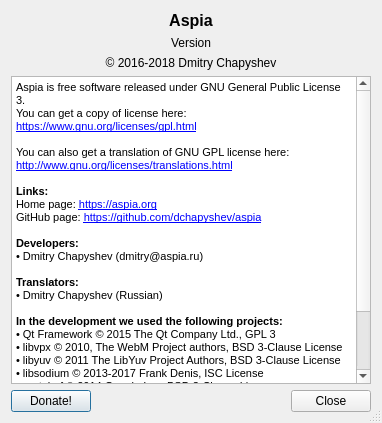
The window that source/console/about_dialog.ui (dchapyshev/aspia) describes before a commit, drawn with Qt 5.
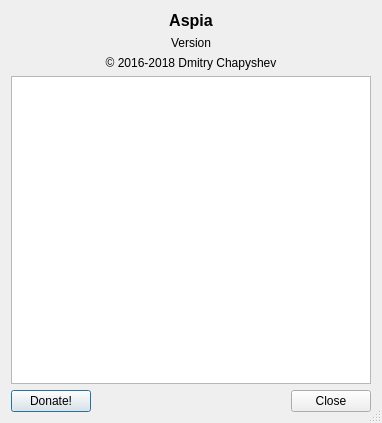
The same window after the commit. Icons and pictures are not drawn.

Commit message: - Remove HTML from translations.

Patch:
```diff
--- a/source/console/about_dialog.ui
+++ b/source/console/about_dialog.ui
@@ -57,36 +57,14 @@
    <item>
     <widget class="QTextEdit" name="text_edit">
      <property name="html">
-      <string>&lt;!DOCTYPE HTML PUBLIC &quot;-//W3C//DTD HTML 4.0//EN&quot; &quot;http://www.w3.org/TR/REC-html40/strict.dtd&quot;&gt;
+      <string notr="true">&lt;!DOCTYPE HTML PUBLIC &quot;-//W3C//DTD HTML 4.0//EN&quot; &quot;http://www.w3.org/TR/REC-html40/strict.dtd&quot;&gt;
 &lt;html&gt;&lt;head&gt;&lt;meta name=&quot;qrichtext&quot; content=&quot;1&quot; /&gt;&lt;style type=&quot;text/css&quot;&gt;
 p, li { white-space: pre-wrap; }
 &lt;/style&gt;&lt;/head&gt;&lt;body style=&quot; font-family:'MS Shell Dlg 2'; font-size:8.25pt; font-weight:400; font-style:normal;&quot;&gt;
-&lt;p style=&quot; margin-top:0px; margin-bottom:0px; margin-left:0px; margin-right:0px; -qt-block-indent:0; text-indent:0px;&quot;&gt;Aspia is free software released under GNU General Public License 3.&lt;/p&gt;
-&lt;p style=&quot; margin-top:0px; margin-bottom:0px; margin-left:0px; margin-right:0px; -qt-block-indent:0; text-indent:0px;&quot;&gt;You can get a copy of license here:&lt;/p&gt;
-&lt;p style=&quot; margin-top:0px; margin-bottom:0px; margin-left:0px; margin-right:0px; -qt-block-indent:0; text-indent:0px;&quot;&gt;&lt;a href=&quot;https://www.gnu.org/licenses/gpl.html&quot;&gt;&lt;span style=&quot; font-size:8pt; text-decoration: underline; color:#0000ff;&quot;&gt;https://www.gnu.org/licenses/gpl.html&lt;/span&gt;&lt;/a&gt;&lt;/p&gt;
-&lt;p style=&quot;-qt-paragraph-type:empty; margin-top:0px; margin-bottom:0px; margin-left:0px; margin-right:0px; -qt-block-indent:0; text-indent:0px;&quot;&gt;&lt;br /&gt;&lt;/p&gt;
-&lt;p style=&quot; margin-top:0px; margin-bottom:0px; margin-left:0px; margin-right:0px; -qt-block-indent:0; text-indent:0px;&quot;&gt;You can also get a translation of GNU GPL license here:&lt;/p&gt;
-&lt;p style=&quot; margin-top:0px; margin-bottom:0px; margin-left:0px; margin-right:0px; -qt-block-indent:0; text-indent:0px;&quot;&gt;&lt;a href=&quot;http://www.gnu.org/licenses/translations.html&quot;&gt;&lt;span style=&quot; font-size:8pt; text-decoration: underline; color:#0000ff;&quot;&gt;http://www.gnu.org/licenses/translations.html&lt;/span&gt;&lt;/a&gt;&lt;/p&gt;
-&lt;p style=&quot;-qt-paragraph-type:empty; margin-top:0px; margin-bottom:0px; margin-left:0px; margin-right:0px; -qt-block-indent:0; text-indent:0px;&quot;&gt;&lt;br /&gt;&lt;/p&gt;
-&lt;p style=&quot; margin-top:0px; margin-bottom:0px; margin-left:0px; margin-right:0px; -qt-block-indent:0; text-indent:0px;&quot;&gt;&lt;span style=&quot; font-weight:600;&quot;&gt;Links:&lt;/span&gt;&lt;/p&gt;
-&lt;p style=&quot; margin-top:0px; margin-bottom:0px; margin-left:0px; margin-right:0px; -qt-block-indent:0; text-indent:0px;&quot;&gt;Home page: &lt;a href=&quot;https://aspia.org&quot;&gt;&lt;span style=&quot; font-size:8pt; text-decoration: underline; color:#0000ff;&quot;&gt;https://aspia.org&lt;/span&gt;&lt;/a&gt;&lt;/p&gt;
-&lt;p style=&quot; margin-top:0px; margin-bottom:0px; margin-left:0px; margin-right:0px; -qt-block-indent:0; text-indent:0px;&quot;&gt;GitHub page: &lt;a href=&quot;https://github.com/dchapyshev/aspia&quot;&gt;&lt;span style=&quot; font-size:8pt; text-decoration: underline; color:#0000ff;&quot;&gt;https://github.com/dchapyshev/aspia&lt;/span&gt;&lt;/a&gt;&lt;/p&gt;
-&lt;p style=&quot;-qt-paragraph-type:empty; margin-top:0px; margin-bottom:0px; margin-left:0px; margin-right:0px; -qt-block-indent:0; text-indent:0px; font-weight:600;&quot;&gt;&lt;br /&gt;&lt;/p&gt;
-&lt;p style=&quot; margin-top:0px; margin-bottom:0px; margin-left:0px; margin-right:0px; -qt-block-indent:0; text-indent:0px;&quot;&gt;&lt;span style=&quot; font-weight:600;&quot;&gt;Developers:&lt;/span&gt;&lt;/p&gt;
-&lt;p style=&quot; margin-top:0px; margin-bottom:0px; margin-left:0px; margin-right:0px; -qt-block-indent:0; text-indent:0px;&quot;&gt;• Dmitry Chapyshev (dmitry@aspia.ru)&lt;/p&gt;
-&lt;p style=&quot;-qt-paragraph-type:empty; margin-top:0px; margin-bottom:0px; margin-left:0px; margin-right:0px; -qt-block-indent:0; text-indent:0px;&quot;&gt;&lt;br /&gt;&lt;/p&gt;
-&lt;p style=&quot; margin-top:0px; margin-bottom:0px; margin-left:0px; margin-right:0px; -qt-block-indent:0; text-indent:0px;&quot;&gt;&lt;span style=&quot; font-weight:600;&quot;&gt;Translators:&lt;/span&gt;&lt;/p&gt;
-&lt;p style=&quot; margin-top:0px; margin-bottom:0px; margin-left:0px; margin-right:0px; -qt-block-indent:0; text-indent:0px;&quot;&gt;• Dmitry Chapyshev (Russian)&lt;/p&gt;
-&lt;p style=&quot;-qt-paragraph-type:empty; margin-top:0px; margin-bottom:0px; margin-left:0px; margin-right:0px; -qt-block-indent:0; text-indent:0px;&quot;&gt;&lt;br /&gt;&lt;/p&gt;
-&lt;p style=&quot; margin-top:0px; margin-bottom:0px; margin-left:0px; margin-right:0px; -qt-block-indent:0; text-indent:0px;&quot;&gt;&lt;span style=&quot; font-weight:600;&quot;&gt;In the development we used the following projects:&lt;/span&gt;&lt;/p&gt;
-&lt;p style=&quot; margin-top:0px; margin-bottom:0px; margin-left:0px; margin-right:0px; -qt-block-indent:0; text-indent:0px;&quot;&gt;• Qt Framework © 2015 The Qt Company Ltd., GPL 3&lt;/p&gt;
-&lt;p style=&quot; margin-top:0px; margin-bottom:0px; margin-left:0px; margin-right:0px; -qt-block-indent:0; text-indent:0px;&quot;&gt;• libvpx © 2010, The WebM Project authors, BSD 3-Clause License&lt;/p&gt;
-&lt;p style=&quot; margin-top:0px; margin-bottom:0px; margin-left:0px; margin-right:0px; -qt-block-indent:0; text-indent:0px;&quot;&gt;• libyuv © 2011 The LibYuv Project Authors, BSD 3-Clause License&lt;/p&gt;
-&lt;p style=&quot; margin-top:0px; margin-bottom:0px; margin-left:0px; margin-right:0px; -qt-block-indent:0; text-indent:0px;&quot;&gt;• libsodium © 2013-2017 Frank Denis, ISC License&lt;/p&gt;
-&lt;p style=&quot; margin-top:0px; margin-bottom:0px; margin-left:0px; margin-right:0px; -qt-block-indent:0; text-indent:0px;&quot;&gt;• protobuf © 2014 Google Inc., BSD 3-Clause License&lt;/p&gt;
-&lt;p style=&quot; margin-top:0px; margin-bottom:0px; margin-left:0px; margin-right:0px; -qt-block-indent:0; text-indent:0px;&quot;&gt;• zlib-ng © 1995-2013 Jean-loup Gailly and Mark Adler, Zlib License&lt;/p&gt;
-&lt;p style=&quot; margin-top:0px; margin-bottom:0px; margin-left:0px; margin-right:0px; -qt-block-indent:0; text-indent:0px;&quot;&gt;• FatCow Icons © 2009-2014 FatCow Web Hosting, Creative Commons Attribution 3.0 License&lt;/p&gt;
-&lt;p style=&quot; margin-top:0px; margin-bottom:0px; margin-left:0px; margin-right:0px; -qt-block-indent:0; text-indent:0px;&quot;&gt;• Fugue Icons © 2013 Yusuke Kamiyamane, Creative Commons Attribution 3.0 License&lt;/p&gt;&lt;/body&gt;&lt;/html&gt;</string>
+&lt;p style=&quot;-qt-paragraph-type:empty; margin-top:0px; margin-bottom:0px; margin-left:0px; margin-right:0px; -qt-block-indent:0; text-indent:0px;&quot;&gt;&lt;br /&gt;&lt;/p&gt;&lt;/body&gt;&lt;/html&gt;</string>
+     </property>
+     <property name="textInteractionFlags">
+      <set>Qt::TextEditorInteraction</set>
      </property>
     </widget>
    </item>
```
The commit also changes 6 other files.
